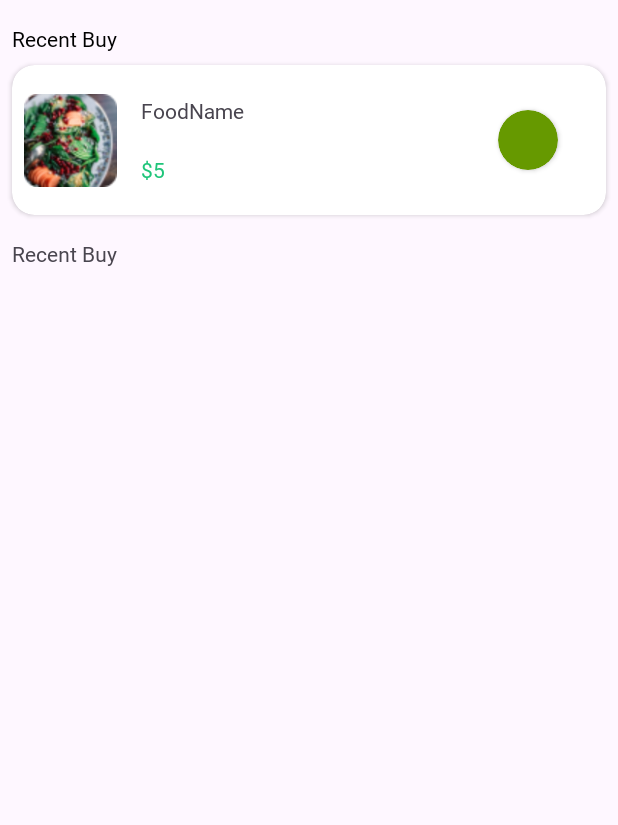
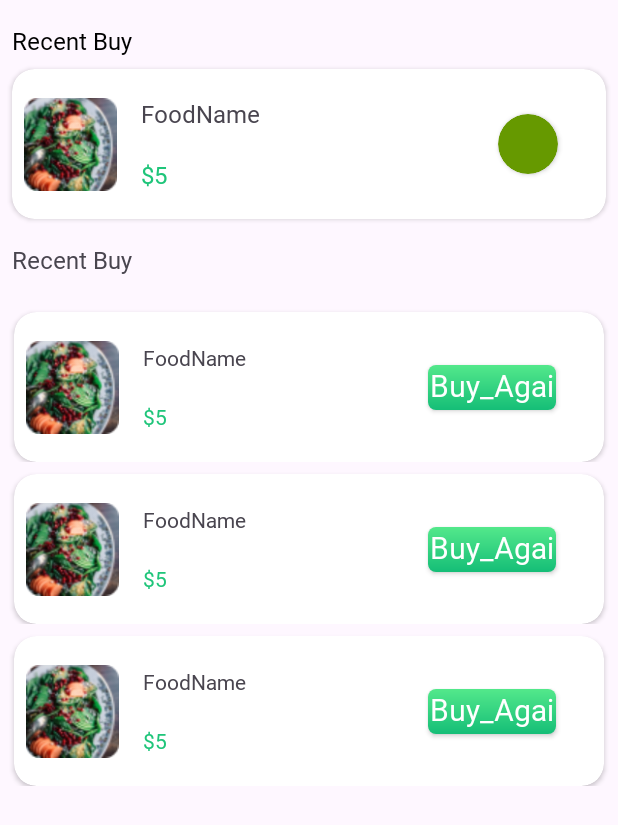
Before and after one commit to abhijeetsharma016/FoodForGood, an Android app: the layout fragment_history.xml on its own in the app's theme, with its tools: preview values and no code run, on a phone screen of 412 x 824 dp. Shown: the top 825 px of the screen. Run offline under Robolectric (Android 15) with nearby library versions, the phone set to English and light mode, and no system bars.

Commit message:
made buy_again_item for history

```diff
--- a/app/src/main/res/layout/buy_again_item.xml
+++ b/app/src/main/res/layout/buy_again_item.xml
@@ -1,6 +1,74 @@
 <?xml version="1.0" encoding="utf-8"?>
 <androidx.constraintlayout.widget.ConstraintLayout xmlns:android="http://schemas.android.com/apk/res/android"
     android:layout_width="match_parent"
-    android:layout_height="match_parent">
+    android:layout_height="wrap_content"
+    xmlns:app="http://schemas.android.com/apk/res-auto">
 
+    <androidx.cardview.widget.CardView
+        android:id="@+id/cardView2"
+        android:layout_width="match_parent"
+        android:layout_height="100dp"
+        android:layout_marginTop="8dp"
+        android:layout_marginStart="8dp"
+        android:layout_marginEnd="8dp"
+        app:cardCornerRadius="15dp"
+        app:layout_constraintBottom_toBottomOf="parent"
+        app:layout_constraintEnd_toEndOf="parent"
+        app:layout_constraintStart_toStartOf="parent"
+        app:layout_constraintTop_toTopOf="parent">
+
+        <androidx.constraintlayout.widget.ConstraintLayout
+            android:layout_width="match_parent"
+            android:layout_height="match_parent">
+
+            <ImageView
+                android:id="@+id/imageView7"
+                android:layout_width="62dp"
+                android:layout_height="62dp"
+                android:layout_marginStart="8dp"
+                android:layout_marginTop="8dp"
+                android:layout_marginBottom="8dp"
+                android:src="@drawable/menu3"
+                app:layout_constraintBottom_toBottomOf="parent"
+                app:layout_constraintStart_toStartOf="parent"
+                app:layout_constraintTop_toTopOf="parent" />
+
+            <TextView
+                android:id="@+id/textView26"
+                android:layout_width="wrap_content"
+                android:layout_height="wrap_content"
+                android:layout_marginStart="16dp"
+                android:fontFamily="@font/yeonsungregular"
+                android:text="FoodName"
+                app:layout_constraintBottom_toTopOf="@+id/textView27"
+                app:layout_constraintStart_toEndOf="@+id/imageView7"
+                app:layout_constraintTop_toTopOf="parent" />
+
+            <TextView
+                android:id="@+id/textView27"
+                android:layout_width="wrap_content"
+                android:layout_height="wrap_content"
+                android:fontFamily="@font/yeonsungregular"
+                android:text="$5"
+                android:textColor="@color/textColor"
+                app:layout_constraintBottom_toBottomOf="parent"
+                app:layout_constraintStart_toStartOf="@+id/textView26"
+                app:layout_constraintTop_toBottomOf="@+id/textView26"
+                app:layout_constraintVertical_bias="0.0" />
+
+            <androidx.appcompat.widget.AppCompatButton
+                android:layout_width="85dp"
+                android:layout_height="30dp"
+                android:layout_marginEnd="32dp"
+                android:text="Buy_Again"
+                android:background="@drawable/add_to_cart"
+                app:layout_constraintBottom_toBottomOf="parent"
+                app:layout_constraintEnd_toEndOf="parent"
+                android:textColor="@color/white"
+                android:textSize="20sp"
+                android:fontFamily="@font/yeonsungregular"
+                android:textAllCaps="false"
+                app:layout_constraintTop_toTopOf="parent" />
+        </androidx.constraintlayout.widget.ConstraintLayout>
+    </androidx.cardview.widget.CardView>
 </androidx.constraintlayout.widget.ConstraintLayout>
--- a/app/src/main/res/layout/fragment_history.xml
+++ b/app/src/main/res/layout/fragment_history.xml
@@ -21,6 +21,7 @@
             android:fontFamily="@font/yeonsungregular"
             android:text="Recent Buy"
             android:textColor="@color/black"
+            android:textSize="16sp"
             app:layout_constraintStart_toStartOf="parent"
             app:layout_constraintTop_toTopOf="parent" />
 
@@ -59,6 +60,7 @@
                     android:layout_marginStart="16dp"
                     android:fontFamily="@font/yeonsungregular"
                     android:text="FoodName"
+                    android:textSize="16sp"
                     app:layout_constraintBottom_toTopOf="@+id/textView27"
                     app:layout_constraintStart_toEndOf="@+id/imageView7"
                     app:layout_constraintTop_toTopOf="parent" />
@@ -70,6 +72,7 @@
                     android:fontFamily="@font/yeonsungregular"
                     android:text="$5"
                     android:textColor="@color/textColor"
+                    android:textSize="16sp"
                     app:layout_constraintBottom_toBottomOf="parent"
                     app:layout_constraintStart_toStartOf="@+id/textView26"
                     app:layout_constraintTop_toBottomOf="@+id/textView26"
@@ -93,16 +96,18 @@
             android:layout_height="wrap_content"
             android:layout_marginStart="8dp"
             android:layout_marginTop="16dp"
+            android:fontFamily="@font/yeonsungregular"
             android:text="Recent Buy"
+            android:textSize="16sp"
             app:layout_constraintStart_toStartOf="parent"
-            app:layout_constraintTop_toBottomOf="@+id/cardView2"
-            android:fontFamily="@font/yeonsungregular" />
+            app:layout_constraintTop_toBottomOf="@+id/cardView2" />
 
         <androidx.recyclerview.widget.RecyclerView
             android:layout_width="409dp"
             android:layout_height="0dp"
             android:layout_marginTop="16dp"
             app:layout_constraintBottom_toBottomOf="parent"
+            tools:listitem="@layout/buy_again_item"
             app:layout_constraintEnd_toEndOf="parent"
             app:layout_constraintStart_toStartOf="parent"
             app:layout_constraintTop_toBottomOf="@+id/textView28" />
```
